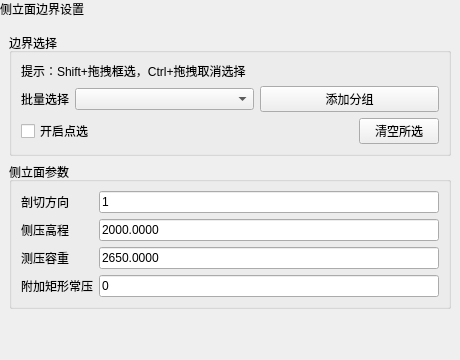
Old version of the form plugins/Base_Slover/GeoStressSideFacePage.ui in the repository asd977/base_cae.
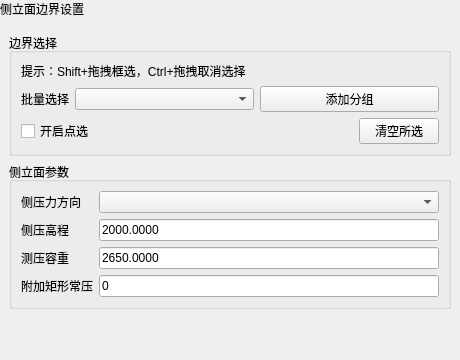
New version of the form. Custom widgets are drawn as their Qt base class.

What changed in the file:
```diff
--- a/plugins/Base_Slover/GeoStressSideFacePage.ui
+++ b/plugins/Base_Slover/GeoStressSideFacePage.ui
@@ -188,7 +188,7 @@
         <item row="0" column="0">
          <widget class="QLabel" name="idirLabel">
           <property name="text">
-           <string>剖切方向</string>
+           <string>侧压力方向</string>
           </property>
           <property name="wordWrap">
            <bool>false</bool>
@@ -196,17 +196,7 @@
          </widget>
         </item>
         <item row="0" column="1">
-         <widget class="QLineEdit" name="idirEdit">
-          <property name="text">
-           <string>1</string>
-          </property>
-          <property name="minimumSize">
-           <size>
-            <width>10</width>
-            <height>0</height>
-           </size>
-          </property>
-         </widget>
+         <widget class="QComboBox" name="idirCombo"/>
         </item>
         <item row="1" column="0">
          <widget class="QLabel" name="heightLabel">
```
